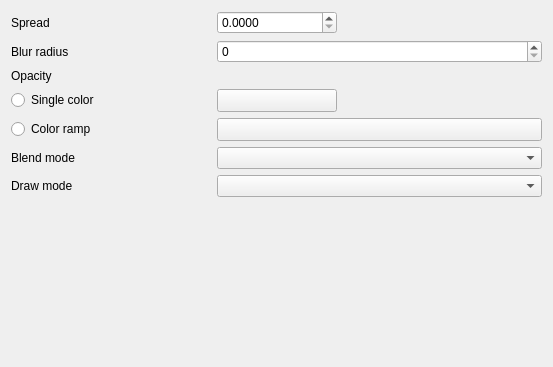
This is src/ui/effects/widget_glow.ui in carsmie/QGIS as Qt 5 draws it before an edit. The edited form follows.
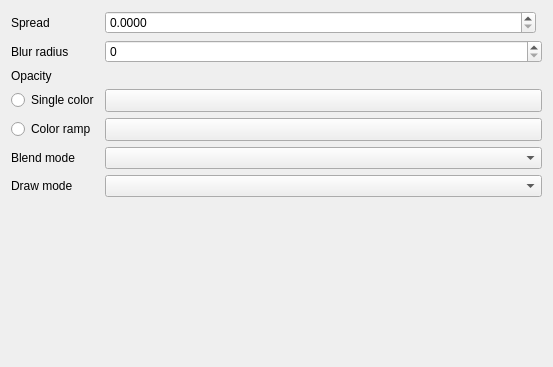
This is the edited form. Custom widgets are drawn as their Qt base class.

Commit message: Vertically align color widget in Effect properties dialog

Diff of the .ui file:
```diff
--- a/src/ui/effects/widget_glow.ui
+++ b/src/ui/effects/widget_glow.ui
@@ -45,28 +45,6 @@
           </property>
          </widget>
         </item>
-        <item row="3" column="1">
-         <widget class="QgsColorButton" name="mColorBtn">
-          <property name="sizePolicy">
-           <sizepolicy hsizetype="Fixed" vsizetype="Fixed">
-            <horstretch>0</horstretch>
-            <verstretch>0</verstretch>
-           </sizepolicy>
-          </property>
-          <property name="minimumSize">
-           <size>
-            <width>120</width>
-            <height>0</height>
-           </size>
-          </property>
-          <property name="maximumSize">
-           <size>
-            <width>120</width>
-            <height>16777215</height>
-           </size>
-          </property>
-         </widget>
-        </item>
         <item row="1" column="0">
          <widget class="QLabel" name="label_27">
           <property name="text">
@@ -176,6 +154,22 @@
           </property>
          </widget>
         </item>
+        <item row="3" column="1" colspan="2">
+         <widget class="QgsColorButton" name="mColorBtn">
+          <property name="sizePolicy">
+           <sizepolicy hsizetype="Expanding" vsizetype="Fixed">
+            <horstretch>0</horstretch>
+            <verstretch>0</verstretch>
+           </sizepolicy>
+          </property>
+          <property name="minimumSize">
+           <size>
+            <width>120</width>
+            <height>0</height>
+           </size>
+          </property>
+         </widget>
+        </item>
        </layout>
       </widget>
      </item>
@@ -189,7 +183,7 @@
      <property name="sizeHint" stdset="0">
       <size>
        <width>20</width>
-       <height>40</height>
+       <height>0</height>
       </size>
      </property>
     </spacer>
@@ -203,11 +197,6 @@
    <header>qgscolorbutton.h</header>
    <container>1</container>
   </customwidget>
-  <customwidget>
-   <class>QgsDoubleSpinBox</class>
-   <extends>QDoubleSpinBox</extends>
-   <header>qgsdoublespinbox.h</header>
-  </customwidget>
   <customwidget>
    <class>QgsSpinBox</class>
    <extends>QSpinBox</extends>
@@ -223,6 +212,17 @@
    <extends>QComboBox</extends>
    <header>qgseffectdrawmodecombobox.h</header>
   </customwidget>
+  <customwidget>
+   <class>QgsOpacityWidget</class>
+   <extends>QWidget</extends>
+   <header>qgsopacitywidget.h</header>
+   <container>1</container>
+  </customwidget>
+  <customwidget>
+   <class>QgsDoubleSpinBox</class>
+   <extends>QDoubleSpinBox</extends>
+   <header>qgsdoublespinbox.h</header>
+  </customwidget>
   <customwidget>
    <class>QgsUnitSelectionWidget</class>
    <extends>QWidget</extends>
@@ -235,12 +235,6 @@
    <header>qgscolorrampbutton.h</header>
    <container>1</container>
   </customwidget>
-  <customwidget>
-   <class>QgsOpacityWidget</class>
-   <extends>QWidget</extends>
-   <header>qgsopacitywidget.h</header>
-   <container>1</container>
-  </customwidget>
  </customwidgets>
  <tabstops>
   <tabstop>mSpreadSpnBx</tabstop>
```
The commit also changes 5 other files.
